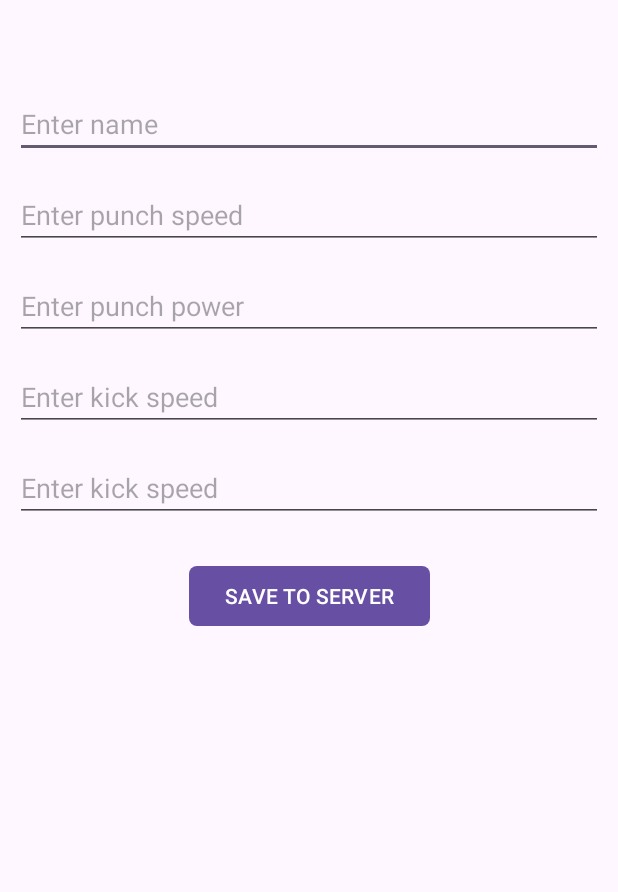
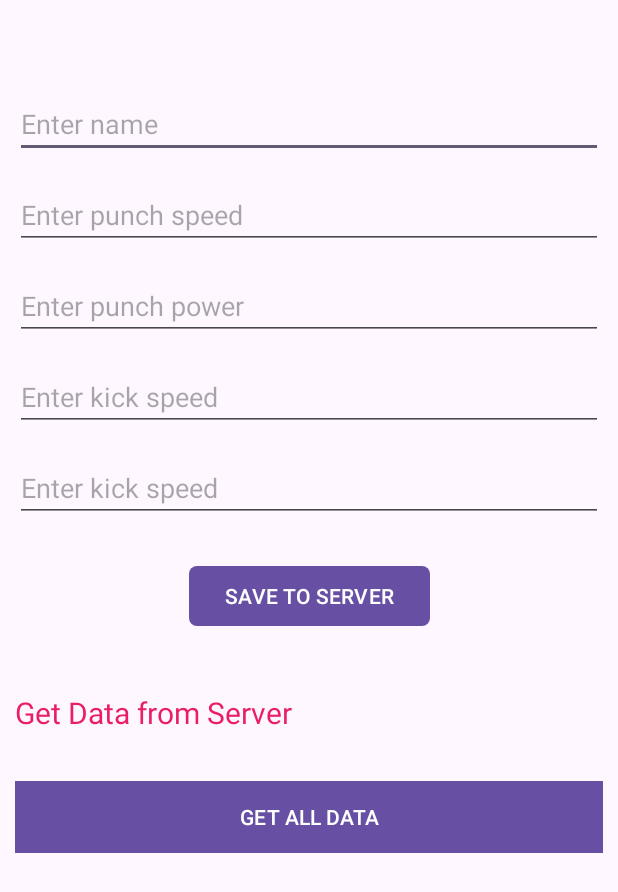
Before and after one commit to AkhladLaraib/InstagramClone, an Android app: the screen it shows after launch (SignUp), on a phone screen of 412 x 824 dp. Shown: the top 892 px of the screen. Run offline under Robolectric (Android 15) with nearby library versions, the phone set to English and light mode, and no system bars; libraries missing offline, so code that uses them is left out: com.parse, com.shashank.sony; 1 statement that could not run was skipped.

Commit message:
Get Data from Parse Server

```diff
--- a/app/src/main/java/com/example/instagramclone/SignUp.java
+++ b/app/src/main/java/com/example/instagramclone/SignUp.java
@@ -6,18 +6,26 @@ import android.os.Bundle;
 import android.view.View;
 import android.widget.Button;
 import android.widget.EditText;
+import android.widget.TextView;
 import android.widget.Toast;
 
 import com.google.android.material.badge.BadgeUtils;
+import com.parse.FindCallback;
+import com.parse.GetCallback;
 import com.parse.ParseException;
 import com.parse.ParseObject;
+import com.parse.ParseQuery;
 import com.parse.SaveCallback;
 import com.shashank.sony.fancytoastlib.FancyToast;
 
+import java.util.List;
+
 public class SignUp extends AppCompatActivity implements View.OnClickListener {
 
-    private Button mButton;
+    private Button mButton, mButtonGetAllData;
     private EditText mEditTextName, mEditTextPunchPower, mEditTextPunchSpeed, mEditTextKickSpeed, mEditTextKickPower;
+    private TextView mTextViewGetData;
+    private String allObject2;
 
     @Override
     protected void onCreate(Bundle savedInstanceState) {
@@ -33,6 +41,59 @@ public class SignUp extends AppCompatActivity implements View.OnClickListener {
         mEditTextPunchSpeed = findViewById(R.id.editTextPunchSpeed);
         mEditTextKickPower = findViewById(R.id.editTextKickPower);
         mEditTextKickSpeed = findViewById(R.id.editTextKickSpeed);
+
+        mTextViewGetData = findViewById(R.id.textViewGetData);
+
+        mButtonGetAllData = findViewById(R.id.buttonGetAllData);
+
+        mTextViewGetData.setOnClickListener(new View.OnClickListener() {
+            @Override
+            public void onClick(View v) {
+
+                ParseQuery<ParseObject> parseQuery = ParseQuery.getQuery("Object2");
+                parseQuery.getInBackground("QfMFRMEZzF", new GetCallback<ParseObject>() {
+                    @Override
+                    public void done(ParseObject object, ParseException e) {
+
+                        if (object != null && e == null) {
+
+                            mTextViewGetData.setText(object.get("name") + "");
+                        }
+                    }
+                });
+            }
+        });
+
+        mButtonGetAllData.setOnClickListener(new View.OnClickListener() {
+            @Override
+            public void onClick(View v) {
+
+                ParseQuery<ParseObject> queryAll = ParseQuery.getQuery("Object2");
+                queryAll.findInBackground(new FindCallback<ParseObject>() {
+                    @Override
+                    public void done(List<ParseObject> objects, ParseException e) {
+
+                        if (e == null) {
+
+                            if (objects.size() > 0) {
+
+                                allObject2 = "";
+
+                                for (ParseObject Objects2 : objects) {
+
+                                    allObject2 = allObject2 + Objects2.get("name") + "\n";
+                                }
+
+                                FancyToast.makeText(SignUp.this, allObject2, FancyToast.LENGTH_LONG, FancyToast.SUCCESS, true).show();
+                            } else {
+
+                                FancyToast.makeText(SignUp.this, e.getMessage(), FancyToast.LENGTH_LONG, FancyToast.ERROR, true).show();
+                            }
+                        }
+                    }
+                });
+            }
+        });
 
     }
 
--- a/app/src/main/res/layout/activity_signup.xml
+++ b/app/src/main/res/layout/activity_signup.xml
@@ -88,4 +88,32 @@
         app:layout_constraintEnd_toEndOf="parent"
         app:layout_constraintStart_toStartOf="parent"
         app:layout_constraintTop_toBottomOf="@+id/editTextKickPower" />
+
+    <TextView
+        android:id="@+id/textViewGetData"
+        android:layout_width="0dp"
+        android:layout_height="wrap_content"
+        android:layout_marginStart="10dp"
+        android:layout_marginTop="40dp"
+        android:layout_marginEnd="10dp"
+        android:text="Get Data from Server"
+        android:textColor="#E91E63"
+        android:textSize="20sp"
+        app:layout_constraintEnd_toEndOf="parent"
+        app:layout_constraintStart_toStartOf="parent"
+        app:layout_constraintTop_toBottomOf="@+id/button" />
+
+    <Button
+        android:id="@+id/buttonGetAllData"
+        android:layout_width="0dp"
+        android:layout_height="wrap_content"
+        android:layout_marginStart="10dp"
+        android:layout_marginTop="32dp"
+        android:layout_marginEnd="10dp"
+        android:background="#CDDC39"
+        android:text="GET ALL DATA"
+        android:textColor="#FFFFFF"
+        app:layout_constraintEnd_toEndOf="parent"
+        app:layout_constraintStart_toStartOf="parent"
+        app:layout_constraintTop_toBottomOf="@+id/textViewGetData" />
 </androidx.constraintlayout.widget.ConstraintLayout>
```
